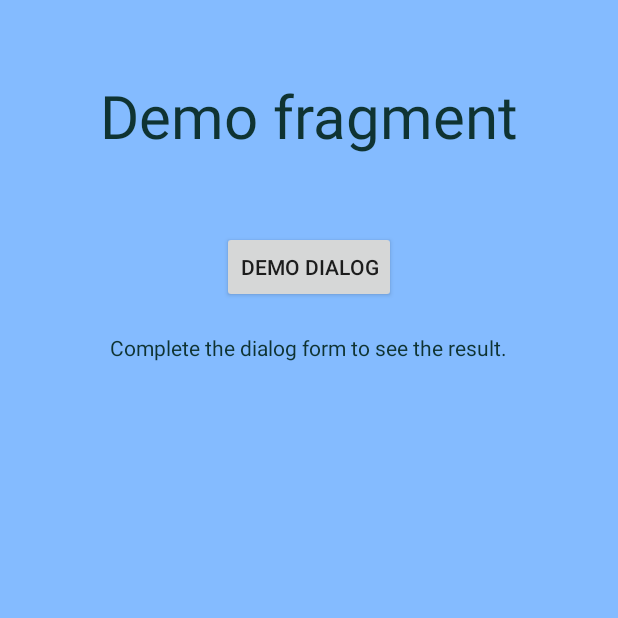
After one commit to jeajjr/android-hw7, an Android app: the fragment FragmentDemo shown on its own in the app's theme, on a phone screen of 412 x 824 dp, the top half of it. The commit adds this screen. Run offline under Robolectric (Android 15) with nearby library versions, the phone set to English and light mode, and no system bars.

Commit message:
Created FragmentDemo and FragmentMyDialog.

```diff
--- a/app/src/main/java/com/almasapp/hw7/almasapp7/ActivityMain.java
+++ b/app/src/main/java/com/almasapp/hw7/almasapp7/ActivityMain.java
@@ -1,5 +1,6 @@
 package com.almasapp.hw7.almasapp7;
 
+import android.support.v4.app.DialogFragment;
 import android.support.v4.widget.DrawerLayout;
 import android.support.v7.app.ActionBarActivity;
 import android.support.v7.app.ActionBarDrawerToggle;
@@ -66,6 +67,9 @@ public class ActivityMain extends ActionBarActivity {
     public void selectItem(View view, int uniqueID) {
         switch (uniqueID) {
             case DrawerItemsLister.ITEM_DEMO_FRAG:
+                getSupportFragmentManager().beginTransaction()
+                        .replace(R.id.container, new FragmentDemo())
+                        .commit();
                 break;
 
             case DrawerItemsLister.ITEM_MOVIE_LIST:
--- /dev/null
+++ b/app/src/main/java/com/almasapp/hw7/almasapp7/FragmentDemo.java
@@ -0,0 +1,76 @@
+package com.almasapp.hw7.almasapp7;
+
+
+import android.app.Activity;
+import android.content.Intent;
+import android.os.Bundle;
+import android.support.v4.app.Fragment;
+import android.util.Log;
+import android.view.LayoutInflater;
+import android.view.View;
+import android.view.ViewGroup;
+import android.widget.Button;
+import android.widget.TextView;
+
+
+/**
+ * A simple {@link Fragment} subclass.
+ */
+public class FragmentDemo extends Fragment {
+    private static final String TAG = "FragmentDemo";
+
+    private TextView dialogResultText;
+
+    public FragmentDemo() {
+        // Required empty public constructor
+    }
+
+    private static final int REQUEST = 0;
+    public void showDialogGetResult() {
+        FragmentMyDialog dialog = FragmentMyDialog.newInstance();
+        dialog.setTargetFragment(FragmentDemo.this, REQUEST);
+        dialog.show(getFragmentManager(), "Dialog: get result");
+    }
+
+    @Override
+    public void onActivityResult(int requestCode, int resultCode, Intent data) {
+        Log.d(TAG, "onActivityResult");
+
+        if (resultCode != Activity.RESULT_OK) return;
+        if (requestCode == REQUEST) {
+            // get data via data.getSerializableExtra
+            String name = data.getStringExtra(FragmentMyDialog.ARGS_NAME);
+            Float rating = data.getFloatExtra(FragmentMyDialog.ARGS_RATING, 0);
+            boolean willBuy = data.getBooleanExtra(FragmentMyDialog.ARGS_WILL_BUY, false);
+
+            String newText = "Form results: ";
+            newText += name + " rated " + rating.intValue()
+                    + " out of 5 starts and will";
+            if (!willBuy)
+                newText += " not";
+            newText += " buy a movie ticket.";
+            dialogResultText.setText(newText);
+        }
+    }
+
+    @Override
+    public View onCreateView(LayoutInflater inflater, ViewGroup container,
+                             Bundle savedInstanceState) {
+        // Inflate the layout for this fragment
+        View view = inflater.inflate(R.layout.fragment_demo, container, false);
+
+        dialogResultText = (TextView) view.findViewById(R.id.textViewDemoResult);
+
+        Button dialogButton = (Button) view.findViewById(R.id.buttonDialogDemo);
+        dialogButton.setOnClickListener(new View.OnClickListener() {
+            @Override
+            public void onClick(View v) {
+                showDialogGetResult();
+            }
+        });
+
+        return view;
+    }
+
+
+}
--- /dev/null
+++ b/app/src/main/res/layout/fragment_demo.xml
@@ -0,0 +1,39 @@
+<LinearLayout
+    xmlns:android="http://schemas.android.com/apk/res/android"
+    xmlns:tools="http://schemas.android.com/tools"
+    android:layout_width="match_parent"
+    android:layout_height="match_parent"
+    android:orientation="vertical"
+    tools:context="com.almasapp.hw7.almasapp7.FragmentDemo"
+    android:background="#ff84bbff">
+
+    <TextView
+        android:layout_width="wrap_content"
+        android:layout_height="wrap_content"
+        android:text="@string/demo_fragment"
+        android:textSize="40dp"
+        android:layout_marginTop="50dp"
+        android:layout_gravity="center_horizontal"
+        android:textColor="#ff0f3332" />
+    <Button
+        android:layout_width="wrap_content"
+        android:layout_height="wrap_content"
+        android:layout_gravity="center_horizontal"
+        android:layout_marginTop="50dp"
+        android:id="@+id/buttonDialogDemo"
+        android:text="@string/demo_frag_demo_dialog"/>
+
+    <TextView
+        android:layout_width="wrap_content"
+        android:layout_height="wrap_content"
+        android:text="@string/demo_frag_no_result"
+        android:layout_marginTop="20dp"
+        android:layout_gravity="center_horizontal"
+        android:gravity="center_horizontal"
+        android:textColor="#ff0f3332"
+        android:paddingLeft="20dp"
+        android:paddingRight="20dp"
+        android:id="@+id/textViewDemoResult" />
+
+
+</LinearLayout>
--- a/app/src/main/res/values/strings.xml
+++ b/app/src/main/res/values/strings.xml
@@ -17,4 +17,10 @@
     <string name="class_session_title">Class session:</string>
     <string name="class_session">CSE 400</string>
     <string name="picture_title">A picture of me:</string>
+    <string name="demo_frag_demo_dialog">Demo dialog</string>
+    <string name="dialog_your_name">Your name:</string>
+    <string name="dialog_your_name_hint">John Adams</string>
+    <string name="dialog_your_rating">Your rating</string>
+    <string name="dialog_want_to_buy">I want to buy a movie ticket</string>
+    <string name="demo_frag_no_result">Complete the dialog form to see the result.</string>
 </resources>
```
Also changed, not shown: app/src/main/java/com/almasapp/hw7/almasapp7/FragmentMyDialog.java (added, +82 -0 lines), app/src/main/res/layout/fragment_dialog.xml (added, +48 -0 lines).
